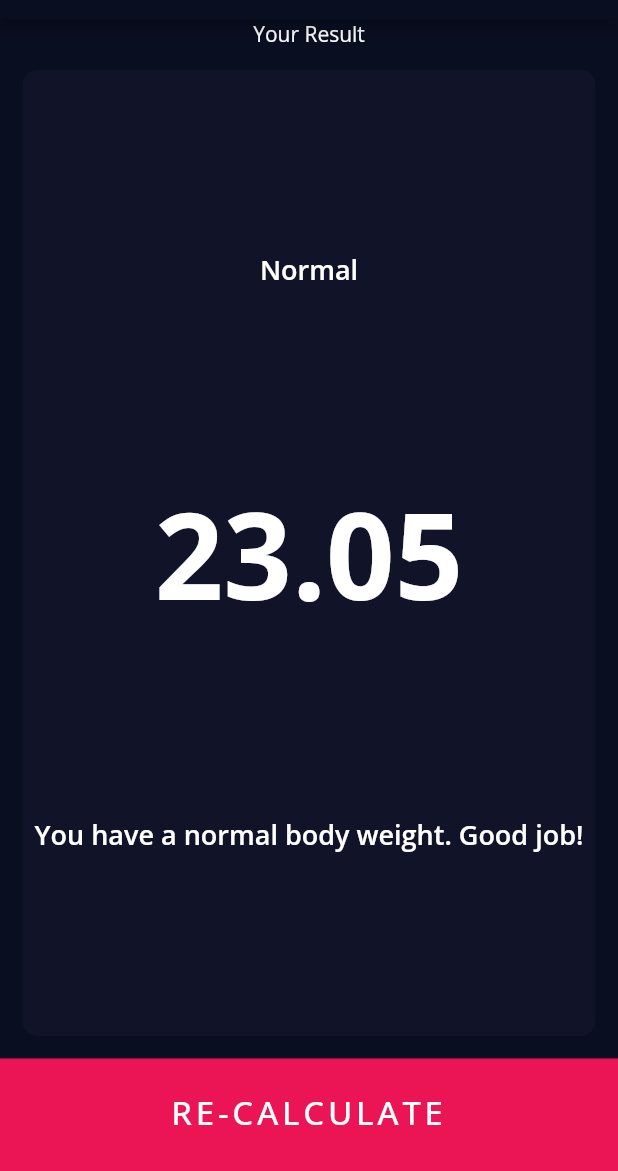
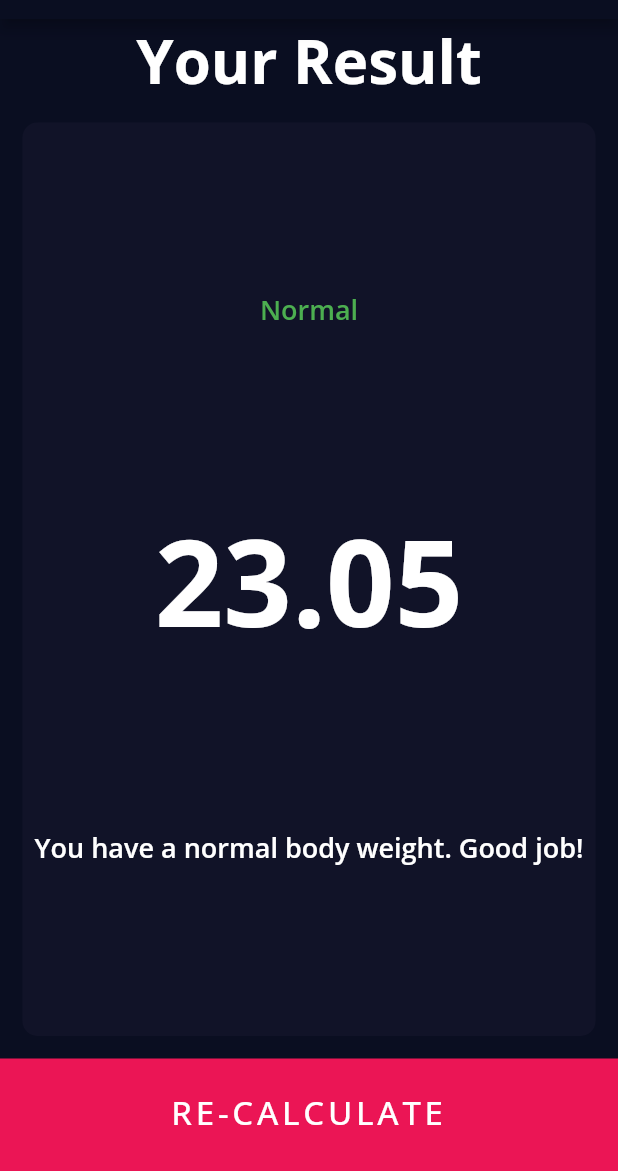
Before and after one commit to RaghavTheGreat1/bmi_calculator, a Flutter app: the screen it shows after launch, after a tap on "CALCULATE", on a phone screen of 412 x 824 dp, the part 65-1236 px from its top. Run offline on Flutter 3.47's test engine with Material 2 defaults, Android fonts, the phone set to English and light mode, and no system bars; our stand-ins replace font_awesome_flutter, google_fonts.

Commit message:
Added bmi Text result Color which changes depending upon the result

```diff
--- a/lib/bmi_functionality.dart
+++ b/lib/bmi_functionality.dart
@@ -1,3 +1,4 @@
+import 'package:flutter/material.dart';
 class BmiFunctionality {
 
 final double weight;
@@ -31,7 +32,15 @@ String bmiInterpretation() {
       return 'You have a lower than normal body weight. You can eat a bit more.';
     }
   }
-
-
+Color bmiResultTextColor () {
+  if (_bmiResult >= 25) {
+      return Colors.red;
+    } else if (_bmiResult > 18.5) {
+      return Colors.green;
+    } else {
+      return Colors.yellow;
+    }
 
 }
+
+}
--- a/lib/bold_text_label.dart
+++ b/lib/bold_text_label.dart
@@ -3,8 +3,12 @@ import 'package:google_fonts/google_fonts.dart';
 
 class BoldTextLabel extends StatelessWidget {
   final String text;
+  final double textSize;
   BoldTextLabel(
-    this.text, );
+    this.text, {
+    this.textSize,
+  });
+
 
 
   @override
@@ -13,7 +17,7 @@ class BoldTextLabel extends StatelessWidget {
       text,
       style: GoogleFonts.openSans(
         textStyle: TextStyle(
-          fontSize: 80,
+          fontSize: textSize == null ? 80.0 : textSize,
           color: Colors.white,
           fontWeight: FontWeight.w700,
         ),
--- a/lib/main_page.dart
+++ b/lib/main_page.dart
@@ -247,6 +247,7 @@ class _MainPageState extends State<MainPage> {
                   bmiResults: bmiCalculation.bmiCalculation(),
                   bmiInterpret: bmiCalculation.bmiInterpretation(),
                   bmiTxt: bmiCalculation.bmiResultText(),
+                  bmiTxtColor: bmiCalculation.bmiResultTextColor()
                 );
               }),
             );
--- a/lib/result_page.dart
+++ b/lib/result_page.dart
@@ -10,8 +10,9 @@ class ResultPage extends StatelessWidget {
   final String bmiResults;
   final String bmiInterpret;
   final String bmiTxt;
+  final Color bmiTxtColor;
 
-  ResultPage({this.bmiInterpret, this.bmiResults, this.bmiTxt,});
+  ResultPage({this.bmiInterpret, this.bmiResults, this.bmiTxt, this.bmiTxtColor});
 
   @override
   Widget build(BuildContext context) {
@@ -34,14 +35,7 @@ class ResultPage extends StatelessWidget {
         body: Column(
           children: <Widget>[
             Container(
-              child: Text(
-                "Your Result",
-                style: GoogleFonts.openSans(
-                  textStyle: TextStyle(
-                    color: Colors.white,
-                  ),
-                ),
-              ),
+              child: BoldTextLabel("Your Result", textSize: 40,)
             ),
             Expanded(
               child: MaterialCard(
@@ -49,9 +43,9 @@ class ResultPage extends StatelessWidget {
                 childCard: Column(
                   mainAxisAlignment: MainAxisAlignment.spaceEvenly,
                   children: <Widget>[
-                    MaterialCardLabel(labelText: bmiTxt, labelTextColor: Colors.white),
+                    MaterialCardLabel(labelText: bmiTxt, labelTextColor: bmiTxtColor),
                     BoldTextLabel(bmiResults),
-                    MaterialCardLabel(labelText: bmiInterpret, labelTextColor: Colors.white)
+                    MaterialCardLabel(labelText: bmiInterpret, labelTextColor: Colors.white, )
                   ],
                 ),
               ),
--- a/lib/themes/material_card_label.dart
+++ b/lib/themes/material_card_label.dart
@@ -12,6 +12,7 @@ class MaterialCardLabel extends StatelessWidget {
   Widget build(BuildContext context) {
     return Text(
       labelText,
+      textAlign: TextAlign.center,
       style: GoogleFonts.openSans(
         textStyle: TextStyle(
           color: labelTextColor,
```
